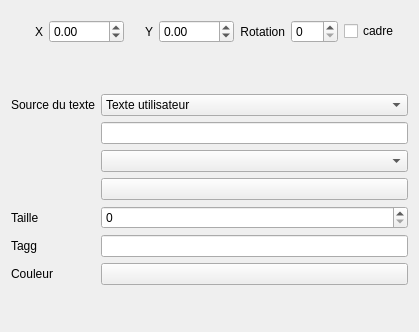
First picture: the form in sources/editor/ui/dynamictextfieldeditor.ui, repository qelectrotech/qelectrotech-source-mirror, before the edit.
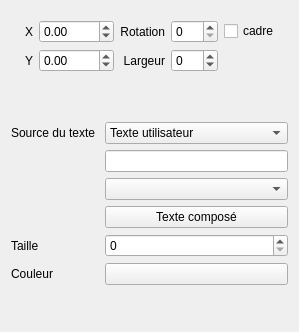
Second picture: the form after the edit.

```diff
--- a/sources/editor/ui/dynamictextfieldeditor.ui
+++ b/sources/editor/ui/dynamictextfieldeditor.ui
@@ -6,7 +6,7 @@
    <rect>
     <x>0</x>
     <y>0</y>
-    <width>419</width>
+    <width>299</width>
     <height>332</height>
    </rect>
   </property>
@@ -14,7 +14,7 @@
    <string>Form</string>
   </property>
   <layout class="QGridLayout" name="gridLayout">
-   <item row="2" column="1" colspan="6">
+   <item row="2" column="1" colspan="2">
     <widget class="QComboBox" name="m_text_from_cb">
      <item>
       <property name="text">
@@ -33,107 +33,21 @@
      </item>
     </widget>
    </item>
-   <item row="8" column="0">
+   <item row="7" column="0">
     <widget class="QLabel" name="label_3">
      <property name="text">
       <string>Couleur</string>
      </property>
     </widget>
    </item>
-   <item row="7" column="0">
-    <widget class="QLabel" name="label_2">
-     <property name="text">
-      <string>Tagg</string>
-     </property>
-    </widget>
-   </item>
-   <item row="7" column="1" colspan="6">
-    <widget class="QLineEdit" name="m_tagg_le"/>
-   </item>
-   <item row="0" column="0" colspan="7">
-    <widget class="QFrame" name="frame">
-     <property name="frameShape">
-      <enum>QFrame::NoFrame</enum>
-     </property>
-     <property name="frameShadow">
-      <enum>QFrame::Raised</enum>
-     </property>
-     <layout class="QHBoxLayout" name="horizontalLayout">
-      <item>
-       <widget class="QLabel" name="label_5">
-        <property name="text">
-         <string>X</string>
-        </property>
-        <property name="alignment">
-         <set>Qt::AlignRight|Qt::AlignTrailing|Qt::AlignVCenter</set>
-        </property>
-       </widget>
-      </item>
-      <item>
-       <widget class="QDoubleSpinBox" name="m_x_sb">
-        <property name="minimum">
-         <double>-5000.000000000000000</double>
-        </property>
-        <property name="maximum">
-         <double>5000.000000000000000</double>
-        </property>
-       </widget>
-      </item>
-      <item>
-       <widget class="QLabel" name="label_6">
-        <property name="text">
-         <string>Y</string>
-        </property>
-        <property name="alignment">
-         <set>Qt::AlignRight|Qt::AlignTrailing|Qt::AlignVCenter</set>
-        </property>
-       </widget>
-      </item>
-      <item>
-       <widget class="QDoubleSpinBox" name="m_y_sb">
-        <property name="minimum">
-         <double>-5000.000000000000000</double>
-        </property>
-        <property name="maximum">
-         <double>5000.000000000000000</double>
-        </property>
-       </widget>
-      </item>
-      <item>
-       <widget class="QLabel" name="label_7">
-        <property name="text">
-         <string>Rotation</string>
-        </property>
-        <property name="alignment">
-         <set>Qt::AlignRight|Qt::AlignTrailing|Qt::AlignVCenter</set>
-        </property>
-       </widget>
-      </item>
-      <item>
-       <widget class="QSpinBox" name="m_rotation_sb">
-        <property name="maximum">
-         <number>359</number>
-        </property>
-       </widget>
-      </item>
-      <item>
-       <widget class="QCheckBox" name="m_frame_cb">
-        <property name="text">
-         <string>cadre</string>
-        </property>
-       </widget>
-      </item>
-     </layout>
-    </widget>
-   </item>
-   <item row="8" column="1" colspan="6">
+   <item row="7" column="1" colspan="2">
     <widget class="QPushButton" name="m_color_pb">
      <property name="text">
       <string/>
      </property>
     </widget>
    </item>
-   <item row="9" column="1">
+   <item row="8" column="1">
     <spacer name="verticalSpacer">
      <property name="orientation">
       <enum>Qt::Vertical</enum>
@@ -146,16 +60,16 @@
      </property>
     </spacer>
    </item>
-   <item row="4" column="1" colspan="6">
+   <item row="4" column="1" colspan="2">
     <widget class="QComboBox" name="m_elmt_info_cb"/>
    </item>
-   <item row="3" column="1" colspan="6">
+   <item row="3" column="1" colspan="2">
     <widget class="QLineEdit" name="m_user_text_le"/>
    </item>
-   <item row="5" column="1" colspan="6">
+   <item row="5" column="1" colspan="2">
     <widget class="QPushButton" name="m_composite_text_pb">
      <property name="text">
-      <string/>
+      <string>Texte composé</string>
      </property>
     </widget>
    </item>
@@ -166,7 +80,7 @@
      </property>
     </widget>
    </item>
-   <item row="6" column="1" colspan="6">
+   <item row="6" column="1" colspan="2">
     <widget class="QSpinBox" name="m_size_sb"/>
    </item>
    <item row="2" column="0">
@@ -189,6 +103,102 @@
      </property>
     </spacer>
    </item>
+   <item row="0" column="0" colspan="3">
+    <widget class="QFrame" name="frame">
+     <property name="frameShape">
+      <enum>QFrame::NoFrame</enum>
+     </property>
+     <property name="frameShadow">
+      <enum>QFrame::Raised</enum>
+     </property>
+     <layout class="QGridLayout" name="gridLayout_2">
+      <item row="0" column="1">
+       <widget class="QDoubleSpinBox" name="m_x_sb">
+        <property name="minimum">
+         <double>-5000.000000000000000</double>
+        </property>
+        <property name="maximum">
+         <double>5000.000000000000000</double>
+        </property>
+       </widget>
+      </item>
+      <item row="0" column="6">
+       <widget class="QCheckBox" name="m_frame_cb">
+        <property name="text">
+         <string>cadre</string>
+        </property>
+       </widget>
+      </item>
+      <item row="0" column="5">
+       <widget class="QSpinBox" name="m_rotation_sb">
+        <property name="maximum">
+         <number>359</number>
+        </property>
+       </widget>
+      </item>
+      <item row="0" column="4">
+       <widget class="QLabel" name="label_7">
+        <property name="text">
+         <string>Rotation</string>
+        </property>
+        <property name="alignment">
+         <set>Qt::AlignRight|Qt::AlignTrailing|Qt::AlignVCenter</set>
+        </property>
+       </widget>
+      </item>
+      <item row="0" column="0">
+       <widget class="QLabel" name="label_5">
+        <property name="text">
+         <string>X</string>
+        </property>
+        <property name="alignment">
+         <set>Qt::AlignRight|Qt::AlignTrailing|Qt::AlignVCenter</set>
+        </property>
+       </widget>
+      </item>
+      <item row="1" column="5">
+       <widget class="QSpinBox" name="m_width_sb">
+        <property name="minimum">
+         <number>-1</number>
+        </property>
+        <property name="maximum">
+         <number>500</number>
+        </property>
+       </widget>
+      </item>
+      <item row="1" column="4">
+       <widget class="QLabel" name="label_2">
+        <property name="text">
+         <string>Largeur</string>
+        </property>
+        <property name="alignment">
+         <set>Qt::AlignRight|Qt::AlignTrailing|Qt::AlignVCenter</set>
+        </property>
+       </widget>
+      </item>
+      <item row="1" column="0">
+       <widget class="QLabel" name="label_6">
+        <property name="text">
+         <string>Y</string>
+        </property>
+        <property name="alignment">
+         <set>Qt::AlignRight|Qt::AlignTrailing|Qt::AlignVCenter</set>
+        </property>
+       </widget>
+      </item>
+      <item row="1" column="1">
+       <widget class="QDoubleSpinBox" name="m_y_sb">
+        <property name="minimum">
+         <double>-5000.000000000000000</double>
+        </property>
+        <property name="maximum">
+         <double>5000.000000000000000</double>
+        </property>
+       </widget>
+      </item>
+     </layout>
+    </widget>
+   </item>
   </layout>
  </widget>
  <resources/>
```
